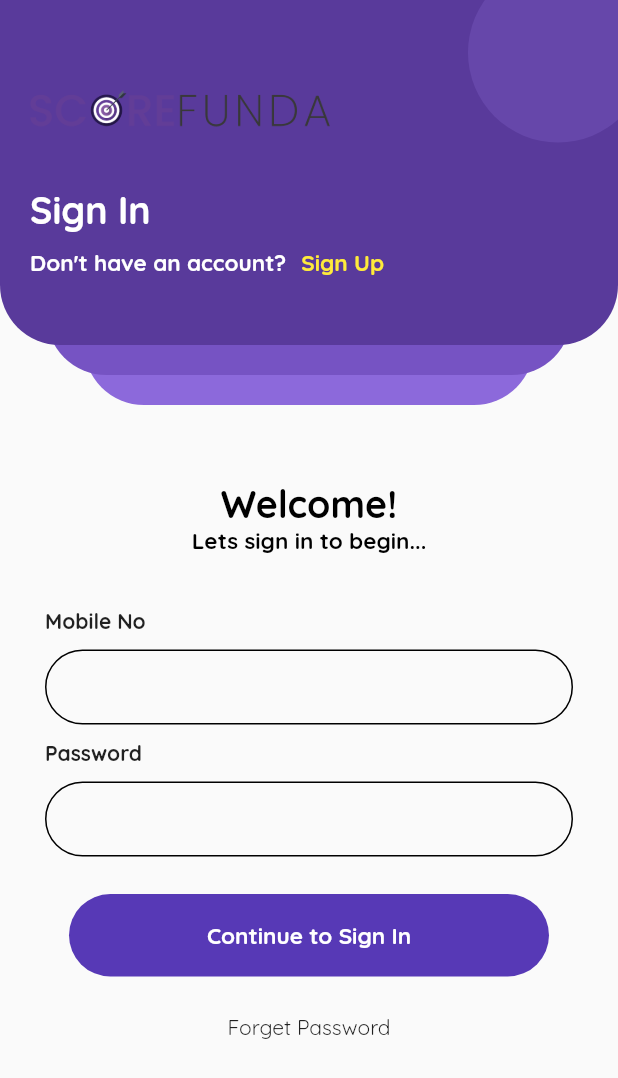
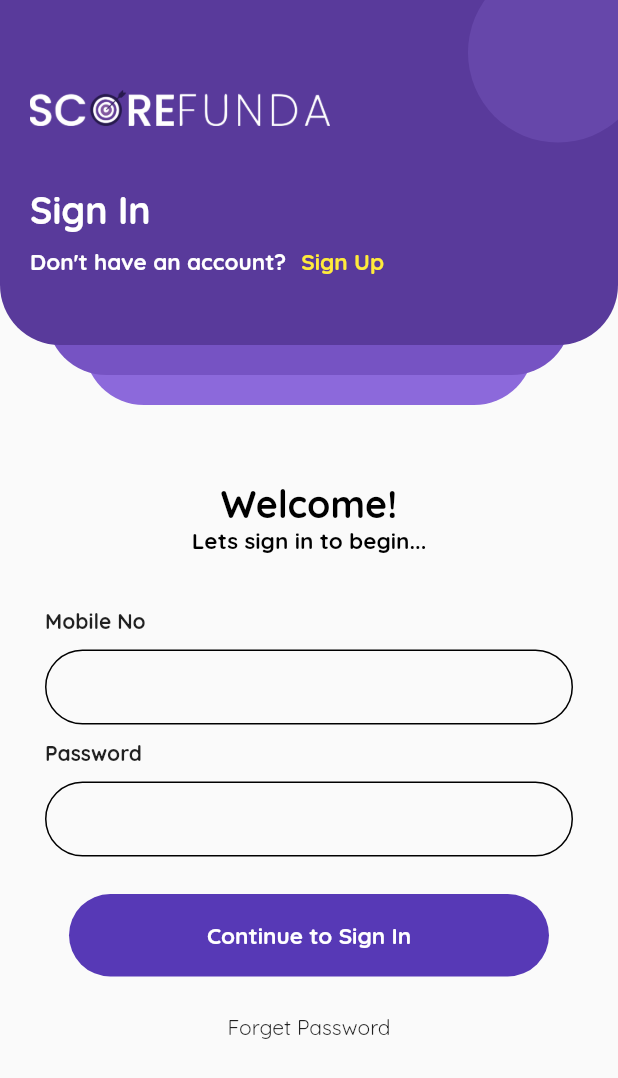
Before and after one commit to ivanshu1006/score_funda, a Flutter app: the screen it shows after launch, on a phone screen of 412 x 824 dp. Shown: the top 1078 px of the screen. Run offline on Flutter 3.47's test engine with Material 2 defaults, Android fonts, the phone set to English and light mode, and no system bars.

```diff
--- a/lib/Screens/Widgets/top_bar.dart
+++ b/lib/Screens/Widgets/top_bar.dart
@@ -33,7 +33,7 @@ class TopBar extends StatelessWidget {
             crossAxisAlignment: CrossAxisAlignment.start,
             children: [
               Image.asset(
-                'images/logo.png',
+                'images/logoLight.png',
                 width: 200,
               ),
               SizedBox(
```
Also changed, not shown: images/logoLight.png (added).
